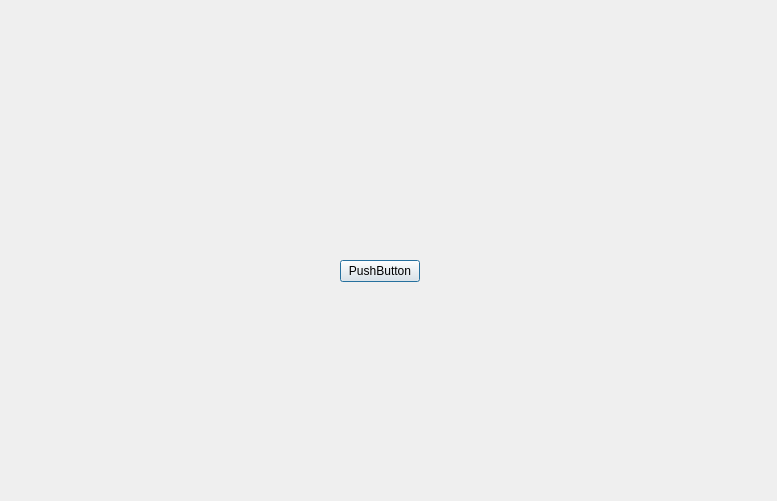
Old version of the form desktop/gui/mainwindow.ui in the repository 18020777/PARADOX-EG.
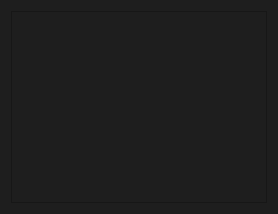
New version of the form.

Commit message: PEG-10 Authentication for API changed (token auth). Log-in page for desktop app. start_time, end_time, and chrono added on Booking model + access with API

```diff
--- a/desktop/gui/mainwindow.ui
+++ b/desktop/gui/mainwindow.ui
@@ -1,31 +1,28 @@
 <?xml version="1.0" encoding="UTF-8"?>
 <ui version="4.0">
  <class>MainWindow</class>
- <widget class="QDialog" name="MainWindow">
-  <property name="geometry">
-   <rect>
-    <x>0</x>
-    <y>0</y>
-    <width>777</width>
-    <height>501</height>
-   </rect>
-  </property>
+ <widget class="QWidget" name="MainWindow">
   <property name="windowTitle">
    <string>Dialog</string>
   </property>
-  <widget class="QPushButton" name="pushButton">
-   <property name="geometry">
-    <rect>
-     <x>340</x>
-     <y>260</y>
-     <width>80</width>
-     <height>22</height>
-    </rect>
-   </property>
-   <property name="text">
-    <string>PushButton</string>
-   </property>
-  </widget>
+  <property name="styleSheet">
+   <string notr="true">background-color: #1e1e1e;
+    color: #b8b8b8;
+    font-family: Arial;</string>
+  </property>
+  <layout class="QVBoxLayout" name="verticalLayout">
+   <item>
+    <widget class="QListWidget" name="bookingList">
+     <property name="styleSheet">
+      <string notr="true">background-color: #1e1e1e;
+       color: #b8b8b8;
+       font-family: Arial;
+       selection-background-color: #3A3238;
+       selection-color: #b8b8b8;</string>
+     </property>
+    </widget>
+   </item>
+  </layout>
  </widget>
  <resources/>
  <connections/>
```
Left out of the diff: 2 changed lines with no effect on the pictures. The commit also changes 12 other files.
